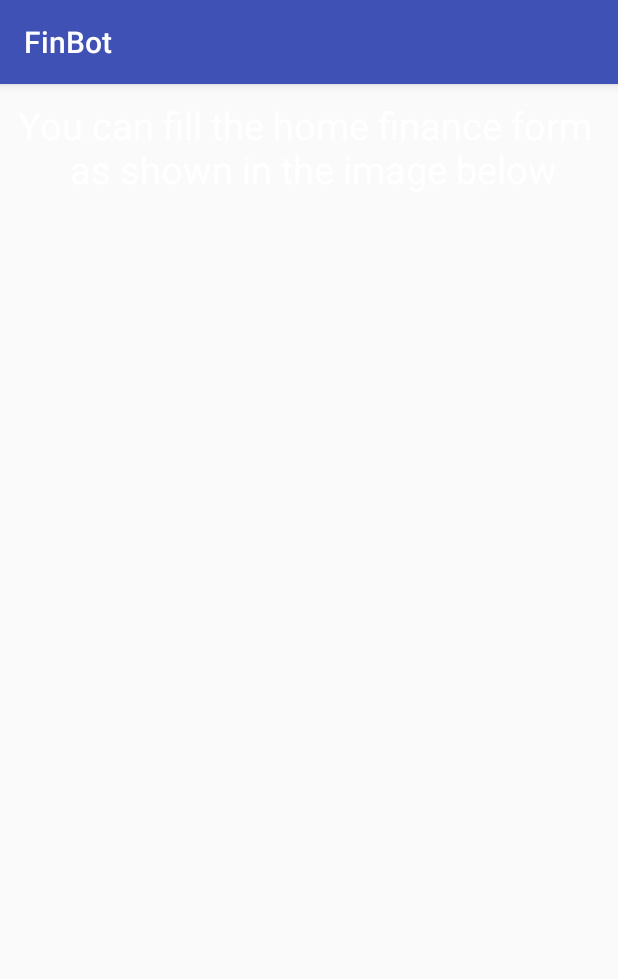
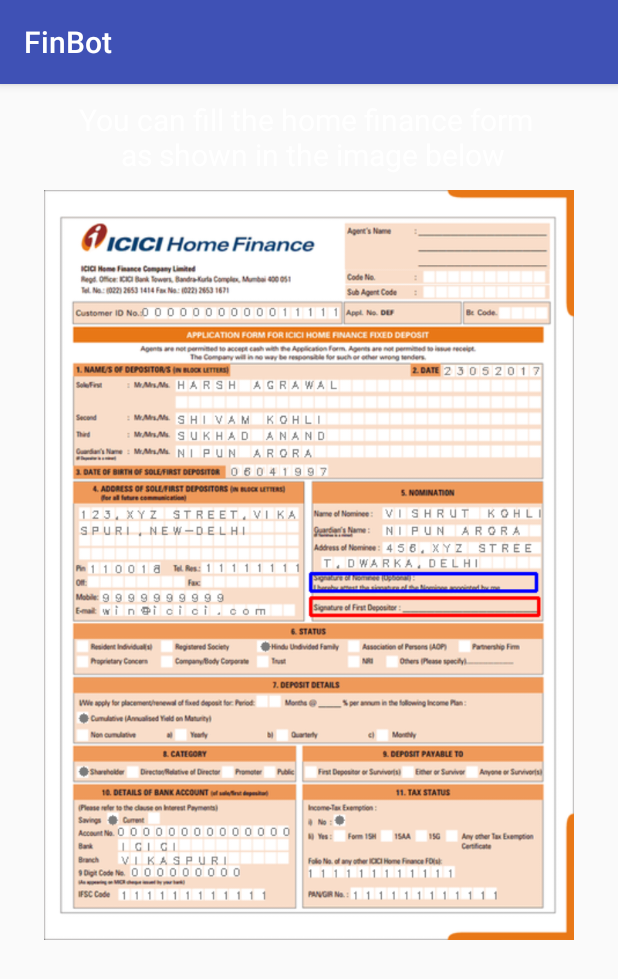
Before and after one commit to icancode23/SBI-FINBOT, an Android app: the fragment FormFilling shown on its own in the app's theme, on a phone screen of 412 x 824 dp. Shown: the top 979 px of the screen. Run offline under Robolectric (Android 15) with nearby library versions, the phone set to English and light mode, and no system bars.

Commit message:
added form filling interface

```diff
--- a/app/src/main/AndroidManifest.xml
+++ b/app/src/main/AndroidManifest.xml
@@ -6,9 +6,9 @@
 
     <application
         android:allowBackup="true"
-        android:icon="@mipmap/ic_launcher"
+        android:icon="@drawable/businessmanicon"
         android:label="@string/app_name"
-        android:roundIcon="@mipmap/ic_launcher_round"
+        android:roundIcon="@drawable/businessmanicon"
         android:supportsRtl="true"
         android:theme="@style/AppTheme">
         <activity
--- a/app/src/main/java/com/example/nipunarora/finbot/Activities/Voice_Bot.java
+++ b/app/src/main/java/com/example/nipunarora/finbot/Activities/Voice_Bot.java
@@ -11,6 +11,7 @@ import android.widget.ImageView;
 import android.widget.Toast;
 
 import com.example.nipunarora.finbot.Fragments.ATMCreditWallet;
+import com.example.nipunarora.finbot.Fragments.FormFilling;
 import com.example.nipunarora.finbot.Fragments.IntroVoiceBot;
 import com.example.nipunarora.finbot.Fragments.SpendingReview;
 import com.example.nipunarora.finbot.R;
@@ -36,7 +37,7 @@ public class Voice_Bot extends AppCompatActivity implements TextToSpeech.OnInitL
             }
         });
 
-        getSupportFragmentManager().beginTransaction().replace(R.id.voiceBotFrame,new SpendingReview(),"hey").commit();
+        getSupportFragmentManager().beginTransaction().replace(R.id.voiceBotFrame,new FormFilling(),"hey").commit();
     }
 
 
--- a/app/src/main/res/layout/form_filling.xml
+++ b/app/src/main/res/layout/form_filling.xml
@@ -4,19 +4,20 @@
     android:layout_height="match_parent">
     <TextView
         android:layout_width="match_parent"
-        android:layout_height="0dp"
-        android:layout_weight="1"
+        android:layout_height="wrap_content"
         android:id="@+id/intro"
         android:text="You can fill the home finance form \n as shown in the image below"
-        android:textSize="25sp"
+        android:textSize="20sp"
         android:textColor="#FFFFFF"
         android:textAlignment="center"
         android:layout_marginTop="10dp"
         />
     <ImageView
         android:layout_width="match_parent"
-        android:layout_height="0dp"
-        android:layout_weight="4"
+        android:layout_height="500dp"
+        android:layout_marginTop="10dp"
+
+        android:src="@drawable/form_fill"
         />
 
 </LinearLayout>
```
Also changed, not shown: app/src/main/res/drawable/businessmanicon.png (added), app/src/main/res/drawable/form_fill.png (added).
